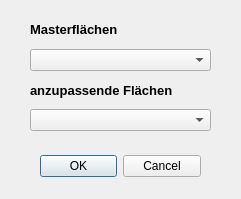
Old version of the form qkan/surfaceTools/res/surfaceTool.ui in the repository hoettges/QKan.
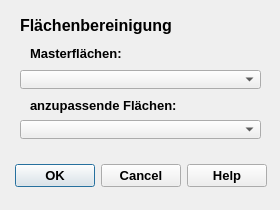
New version of the form.

```diff
--- a/qkan/surfaceTools/res/surfaceTool.ui
+++ b/qkan/surfaceTools/res/surfaceTool.ui
@@ -6,49 +6,55 @@
    <rect>
     <x>0</x>
     <y>0</y>
-    <width>241</width>
-    <height>199</height>
+    <width>280</width>
+    <height>210</height>
    </rect>
   </property>
+  <property name="minimumSize">
+   <size>
+    <width>280</width>
+    <height>210</height>
+   </size>
+  </property>
   <property name="windowTitle">
    <string>Flächenbereinigung</string>
   </property>
   <widget class="QDialogButtonBox" name="buttonBox">
    <property name="geometry">
     <rect>
-     <x>40</x>
-     <y>150</y>
-     <width>161</width>
+     <x>0</x>
+     <y>160</y>
+     <width>281</width>
      <height>32</height>
     </rect>
    </property>
+   <property name="font">
+    <font>
+     <family>Tahoma</family>
+     <pointsize>10</pointsize>
+     <weight>75</weight>
+     <bold>true</bold>
+    </font>
+   </property>
    <property name="orientation">
     <enum>Qt::Horizontal</enum>
    </property>
    <property name="standardButtons">
-    <set>QDialogButtonBox::Cancel|QDialogButtonBox::Ok</set>
+    <set>QDialogButtonBox::Cancel|QDialogButtonBox::Help|QDialogButtonBox::Ok</set>
+   </property>
+   <property name="centerButtons">
+    <bool>true</bool>
    </property>
   </widget>
-  <widget class="QWidget" name="layoutWidget">
-   <property name="geometry">
-    <rect>
-     <x>30</x>
-     <y>20</y>
-     <width>181</width>
-     <height>111</height>
-    </rect>
-   </property>
-   <layout class="QHBoxLayout" name="horizontalLayout">
-    <property name="spacing">
-     <number>10</number>
-    </property>
-    <property name="sizeConstraint">
-     <enum>QLayout::SetDefaultConstraint</enum>
-    </property>
-    <item>
-     <layout class="QVBoxLayout" name="verticalLayout">
-      <item>
        <widget class="QLabel" name="label">
+   <property name="geometry">
+    <rect>
+     <x>30</x>
+     <y>40</y>
+     <width>177</width>
+     <height>26</height>
+    </rect>
+   </property>
         <property name="font">
          <font>
           <family>Tahoma</family>
@@ -58,15 +64,28 @@
          </font>
         </property>
         <property name="text">
-         <string>Masterflächen</string>
-        </property>
-       </widget>
-      </item>
-      <item>
-       <widget class="QComboBox" name="cb_haupt"/>
-      </item>
-      <item>
+    <string>Masterflächen:</string>
+   </property>
+  </widget>
+  <widget class="QComboBox" name="cb_haupt">
+   <property name="geometry">
+    <rect>
+     <x>20</x>
+     <y>70</y>
+     <width>241</width>
+     <height>19</height>
+    </rect>
+   </property>
+  </widget>
        <widget class="QLabel" name="label_2">
+   <property name="geometry">
+    <rect>
+     <x>30</x>
+     <y>90</y>
+     <width>177</width>
+     <height>31</height>
+    </rect>
+   </property>
         <property name="font">
          <font>
           <family>Tahoma</family>
@@ -76,16 +95,39 @@
          </font>
         </property>
         <property name="text">
-         <string>anzupassende Flächen</string>
-        </property>
-       </widget>
-      </item>
-      <item>
-       <widget class="QComboBox" name="cb_geschnitten"/>
-      </item>
-     </layout>
-    </item>
-   </layout>
+    <string>anzupassende Flächen:</string>
+   </property>
+  </widget>
+  <widget class="QComboBox" name="cb_geschnitten">
+   <property name="geometry">
+    <rect>
+     <x>20</x>
+     <y>120</y>
+     <width>241</width>
+     <height>19</height>
+    </rect>
+   </property>
+  </widget>
+  <widget class="QLabel" name="label_3">
+   <property name="geometry">
+    <rect>
+     <x>20</x>
+     <y>10</y>
+     <width>177</width>
+     <height>31</height>
+    </rect>
+   </property>
+   <property name="font">
+    <font>
+     <family>Tahoma</family>
+     <pointsize>12</pointsize>
+     <weight>75</weight>
+     <bold>true</bold>
+    </font>
+   </property>
+   <property name="text">
+    <string>Flächenbereinigung</string>
+   </property>
   </widget>
  </widget>
  <resources/>
```
Lines whose indentation alone changed are shown as unchanged.
